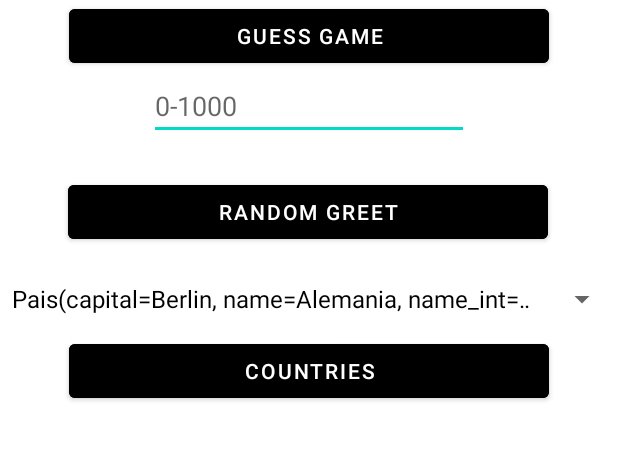
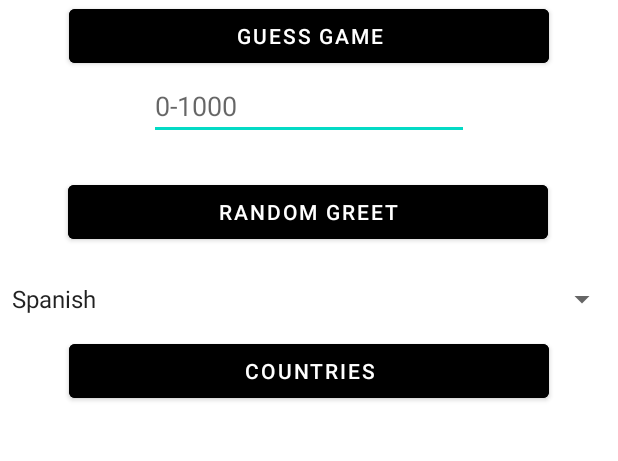
Before and after one commit to JuanDR-19/TallerCompuMovil, an Android app: the screen it shows after launch (MainActivity), on a phone screen of 412 x 824 dp, the part 185-646 px from its top. Run offline under Robolectric (Android 15) with nearby library versions, the phone set to English and light mode, and no system bars.

Commit message:
Spinner and JSON reader created

```diff
--- a/app/src/main/java/com/example/taller/MainActivity.kt
+++ b/app/src/main/java/com/example/taller/MainActivity.kt
@@ -10,18 +10,18 @@ import org.json.JSONObject
 
 class MainActivity : AppCompatActivity() {
 
-    data class Pais(
+    data class country( //countries class
         val capital: String,
         val name: String,
         val name_int: String,
         val initials: String
     )
-    private fun readJSON(): ArrayList<Pais> {
+    private fun readJSON(): ArrayList<country> {
         val inputStream = resources.openRawResource(R.raw.paises)
         val jsonString = inputStream.bufferedReader().use { it.readText() }
         val json = JSONObject(jsonString)
         val countries = json.getJSONArray("paises")
-        val countriesList = ArrayList<Pais>()
+        val countriesList = ArrayList<country>()
 
         for (i in 0 until countries.length()) {
             val country = countries.getJSONObject(i)
@@ -29,7 +29,7 @@ class MainActivity : AppCompatActivity() {
             val countryName = country.getString("nombre_pais")
             val countryNameInt = country.getString("nombre_pais_int")
             val initials = country.getString("sigla")
-            var obt = Pais(capital,countryName,countryNameInt,initials)
+            var obt = country(capital,countryName,countryNameInt,initials)
             countriesList.add(obt)
         }
         return countriesList
@@ -46,19 +46,39 @@ class MainActivity : AppCompatActivity() {
             Toast.makeText(this, "Ingrese un numero menor o igual a 100 y mayor o igual a 0", Toast.LENGTH_LONG).show()
         }
     }
+
+    private fun multiLangGreeting(language:String){
+        //TODO
+        /*
+        Create a code for launching a toast greeting the user in the languaje selected in the spinner
+         */
+    }
+
+    private fun spinnerSelection():String{
+        //TODO
+        //get the arguments selected in the spinner and return a string value that will go as an argument
+        //in the multiLandGreeting fun
+        return ""
+    }
     override fun onCreate(savedInstanceState: Bundle?) {
         super.onCreate(savedInstanceState)
         setContentView(R.layout.activity_main)
         val numberObtained = findViewById<EditText>(R.id.number)
         val buttonSubmit = findViewById<Button>(R.id.button2)
+        val buttonGreeting = findViewById<Button>(R.id.random)
+        val spinner: Spinner = findViewById(R.id.spinner)
+        val buttonCountries = findViewById<Button>(R.id.countries)
         buttonSubmit.setOnClickListener{
             val result = numberObtained.text.toString()
             val numtarg = result.toInt()
             changeintent(numtarg,numberObtained)
         }
-        val spinner: Spinner = findViewById(R.id.spinner)
-        val countries = readJSON()
-        val adapter = ArrayAdapter(this, android.R.layout.simple_spinner_dropdown_item, countries )
+
+        val adapter = ArrayAdapter.createFromResource(this, R.array.Languages, android.R.layout.simple_spinner_item)
+        adapter.setDropDownViewResource(android.R.layout.simple_spinner_dropdown_item)
         spinner.adapter = adapter
+        buttonGreeting.setOnClickListener{
+            multiLangGreeting(spinnerSelection())
+        }
     }
 }
--- a/app/src/main/java/com/example/taller/NumberGuessing.kt
+++ b/app/src/main/java/com/example/taller/NumberGuessing.kt
@@ -10,6 +10,10 @@ import kotlin.random.Random
 
 fun randNum(Range: Int): Int {
     return Random.nextInt(Range + 1) // 0 inclusive
+}
+
+private fun play(){
+
 }
 
 class NumberGuessing : AppCompatActivity() {
@@ -40,7 +44,7 @@ class NumberGuessing : AppCompatActivity() {
                 }
             } else {
                 counter++
-                counterText.text = "Counter: $counter"
+                counterText.text = "Counter: "
                 entryField.text=""
                 Toast.makeText(this, "Felicidades, consiguió adivinar el número en $counter intentos", Toast.LENGTH_LONG).show()
                 messageField.text= "Message: El valor $entryNumber es el número que tenia que adivinar"
--- a/app/src/main/res/values/strings.xml
+++ b/app/src/main/res/values/strings.xml
@@ -1,4 +1,11 @@
 <resources>
+    <string-array name="Languages">
+        <item>Spanish</item>
+        <item>English</item>
+        <item>French</item>
+        <item>Japanese</item>
+        <item>Portuguese</item>
+    </string-array>
     <string name="app_name">Taller</string>
     <string name= "json_file_p">paises</string>
     <string name="nombre">Nombre</string>
```
